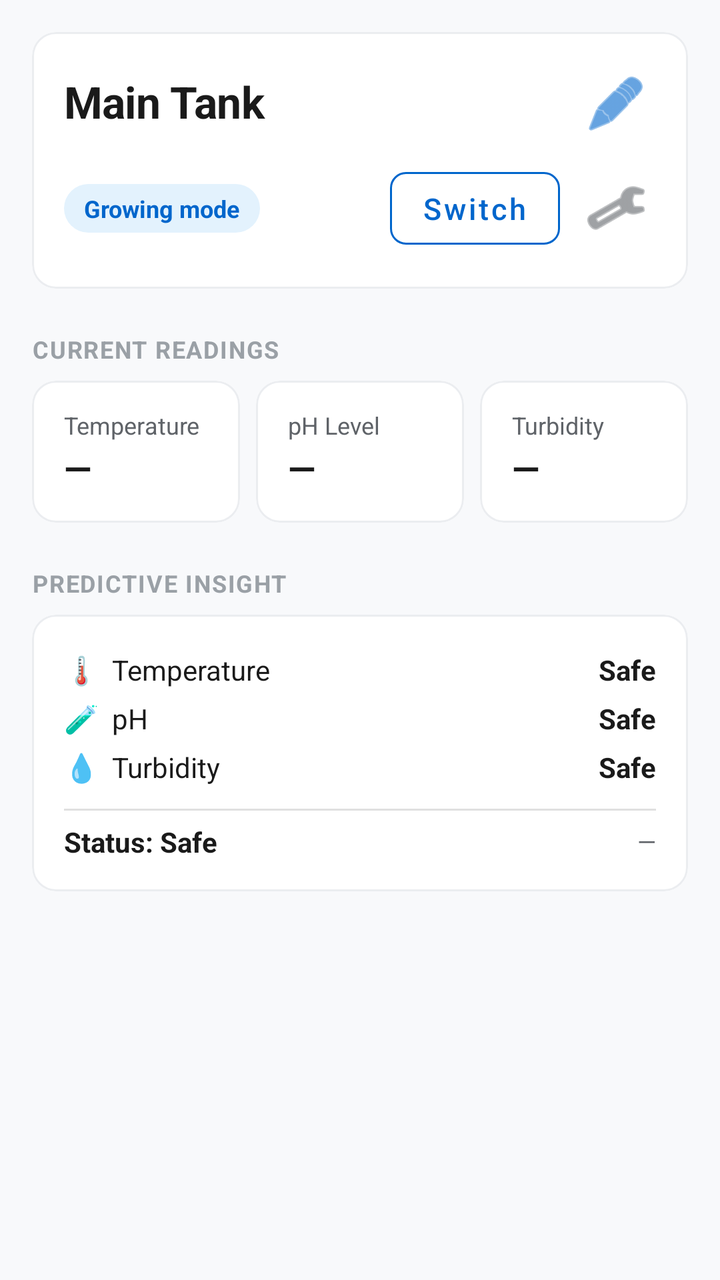
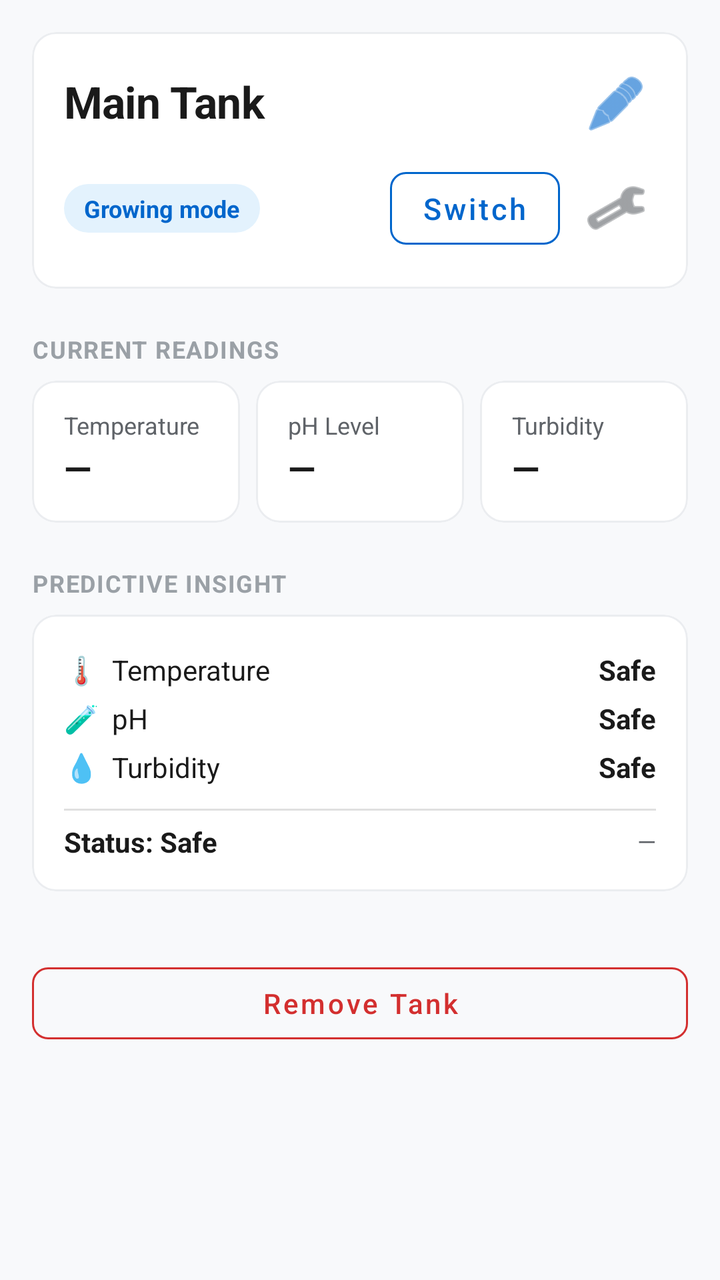

Compare the two renders of this Android layout. The source of the first and the diff that turns it into the second are given below.
<!-- AndroidManifest.xml: application theme Theme.CraySafe -->
<!-- res/layout/fragment_tank_detail.xml -->
<?xml version="1.0" encoding="utf-8"?>
<ScrollView xmlns:android="http://schemas.android.com/apk/res/android"
    xmlns:app="http://schemas.android.com/apk/res-auto"
    android:layout_width="match_parent"
    android:layout_height="match_parent"
    android:fillViewport="true"
    android:background="@color/background">

    <LinearLayout
        android:layout_width="match_parent"
        android:layout_height="wrap_content"
        android:orientation="vertical"
        android:padding="@dimen/space_md">

        
        <com.google.android.material.card.MaterialCardView
            android:layout_width="match_parent"
            android:layout_height="wrap_content"
            app:cardCornerRadius="@dimen/radius_md"
            app:cardElevation="0dp"
            app:strokeColor="@color/card_stroke"
            app:strokeWidth="1dp">

            <LinearLayout
                android:layout_width="match_parent"
                android:layout_height="wrap_content"
                android:orientation="vertical"
                android:padding="@dimen/space_md">

                
                <LinearLayout
                    android:layout_width="match_parent"
                    android:layout_height="wrap_content"
                    android:orientation="horizontal"
                    android:gravity="center_vertical">

                    <TextView
                        android:id="@+id/tvTankName"
                        style="@style/Text.H2"
                        android:layout_width="0dp"
                        android:layout_height="wrap_content"
                        android:layout_weight="1"
                        android:text="Main Tank" />

                    <ImageButton
                        android:id="@+id/btnEditName"
                        android:layout_width="40dp"
                        android:layout_height="40dp"
                        android:background="?attr/selectableItemBackgroundBorderless"
                        android:src="@android:drawable/ic_menu_edit"
                        app:tint="@color/primary"
                        android:contentDescription="Edit Tank Name" />
                </LinearLayout>

                
                <LinearLayout
                    android:layout_width="match_parent"
                    android:layout_height="wrap_content"
                    android:orientation="horizontal"
                    android:gravity="center_vertical"
                    android:layout_marginTop="@dimen/space_sm">

                    <TextView
                        android:id="@+id/tvMode"
                        style="@style/StatusPill"
                        android:layout_width="wrap_content"
                        android:layout_height="wrap_content"
                        android:text="Growing mode"
                        android:textColor="@color/primary"
                        android:background="@drawable/bg_pill_primary" />

                    <View
                        android:layout_width="0dp"
                        android:layout_height="1dp"
                        android:layout_weight="1" />

                    <Button
                        android:id="@+id/btnSwitchMode"
                        style="@style/Button.Secondary"
                        android:layout_width="wrap_content"
                        android:layout_height="wrap_content"
                        android:text="Switch"
                        android:minWidth="0dp"
                        android:minHeight="0dp"
                        android:paddingStart="@dimen/space_md"
                        android:paddingEnd="@dimen/space_md"
                        android:paddingTop="8dp"
                        android:paddingBottom="8dp" />

                    
                    <ImageButton
                        android:id="@+id/btnSettings"
                        android:layout_width="40dp"
                        android:layout_height="40dp"
                        android:layout_marginStart="8dp"
                        android:background="?attr/selectableItemBackgroundBorderless"
                        android:src="@android:drawable/ic_menu_preferences"
                        app:tint="@color/text_secondary"
                        android:contentDescription="Tank Settings" />
                </LinearLayout>
            </LinearLayout>
        </com.google.android.material.card.MaterialCardView>

        
        <TextView
            style="@style/Text.Label"
            android:layout_width="wrap_content"
            android:layout_height="wrap_content"
            android:text="CURRENT READINGS"
            android:textColor="@color/text_tertiary"
            android:layout_marginTop="@dimen/space_lg"
            android:layout_marginBottom="@dimen/space_sm" />

        <LinearLayout
            android:layout_width="match_parent"
            android:layout_height="wrap_content"
            android:orientation="horizontal"
            android:baselineAligned="false">

            
            <com.google.android.material.card.MaterialCardView
                android:layout_width="0dp"
                android:layout_height="wrap_content"
                android:layout_weight="1"
                android:layout_marginEnd="@dimen/space_sm"
                app:cardCornerRadius="@dimen/radius_md"
                app:cardElevation="0dp"
                app:strokeColor="@color/card_stroke"
                app:strokeWidth="1dp">

                <LinearLayout
                    android:layout_width="match_parent"
                    android:layout_height="wrap_content"
                    android:orientation="vertical"
                    android:padding="@dimen/space_md">

                    <TextView
                        style="@style/Text.Caption"
                        android:layout_width="wrap_content"
                        android:layout_height="wrap_content"
                        android:text="Temperature" />

                    <TextView
                        android:id="@+id/tvTemperature"
                        style="@style/Text.H3"
                        android:layout_width="wrap_content"
                        android:layout_height="wrap_content"
                        android:text="—"
                        android:layout_marginTop="4dp" />
                </LinearLayout>
            </com.google.android.material.card.MaterialCardView>

            
            <com.google.android.material.card.MaterialCardView
                android:layout_width="0dp"
                android:layout_height="wrap_content"
                android:layout_weight="1"
                android:layout_marginEnd="@dimen/space_sm"
                app:cardCornerRadius="@dimen/radius_md"
                app:cardElevation="0dp"
                app:strokeColor="@color/card_stroke"
                app:strokeWidth="1dp">

                <LinearLayout
                    android:layout_width="match_parent"
                    android:layout_height="wrap_content"
                    android:orientation="vertical"
                    android:padding="@dimen/space_md">

                    <TextView
                        style="@style/Text.Caption"
                        android:layout_width="wrap_content"
                        android:layout_height="wrap_content"
                        android:text="pH Level" />

                    <TextView
                        android:id="@+id/tvPh"
                        style="@style/Text.H3"
                        android:layout_width="wrap_content"
                        android:layout_height="wrap_content"
                        android:text="—"
                        android:layout_marginTop="4dp" />
                </LinearLayout>
            </com.google.android.material.card.MaterialCardView>

            
            <com.google.android.material.card.MaterialCardView
                android:layout_width="0dp"
                android:layout_height="wrap_content"
                android:layout_weight="1"
                app:cardCornerRadius="@dimen/radius_md"
                app:cardElevation="0dp"
                app:strokeColor="@color/card_stroke"
                app:strokeWidth="1dp">

                <LinearLayout
                    android:layout_width="match_parent"
                    android:layout_height="wrap_content"
                    android:orientation="vertical"
                    android:padding="@dimen/space_md">

                    <TextView
                        style="@style/Text.Caption"
                        android:layout_width="wrap_content"
                        android:layout_height="wrap_content"
                        android:text="Turbidity" />

                    <TextView
                        android:id="@+id/tvTurbidity"
                        style="@style/Text.H3"
                        android:layout_width="wrap_content"
                        android:layout_height="wrap_content"
                        android:text="—"
                        android:layout_marginTop="4dp" />
                </LinearLayout>
            </com.google.android.material.card.MaterialCardView>
        </LinearLayout>

        
        <TextView
            style="@style/Text.Label"
            android:layout_width="wrap_content"
            android:layout_height="wrap_content"
            android:text="PREDICTIVE INSIGHT"
            android:textColor="@color/text_tertiary"
            android:layout_marginTop="@dimen/space_lg"
            android:layout_marginBottom="@dimen/space_sm" />

        <com.google.android.material.card.MaterialCardView
            android:id="@+id/cardPrediction"
            android:layout_width="match_parent"
            android:layout_height="wrap_content"
            app:cardCornerRadius="@dimen/radius_md"
            app:cardElevation="0dp"
            app:strokeColor="@color/card_stroke"
            app:strokeWidth="1dp">

            <LinearLayout
                android:layout_width="match_parent"
                android:layout_height="wrap_content"
                android:orientation="vertical"
                android:padding="@dimen/space_md">

                
                <LinearLayout
                    android:layout_width="match_parent"
                    android:layout_height="wrap_content"
                    android:orientation="horizontal"
                    android:gravity="center_vertical"
                    android:paddingVertical="@dimen/space_xs">

                    <TextView
                        style="@style/Text.Body"
                        android:layout_width="0dp"
                        android:layout_height="wrap_content"
                        android:layout_weight="1"
                        android:text="🌡️  Temperature" />

                    <TextView
                        android:id="@+id/tvTempTTD"
                        style="@style/Text.Body"
                        android:layout_width="wrap_content"
                        android:layout_height="wrap_content"
                        android:text="Safe"
                        android:textStyle="bold" />
                </LinearLayout>

                
                <LinearLayout
                    android:layout_width="match_parent"
                    android:layout_height="wrap_content"
                    android:orientation="horizontal"
                    android:gravity="center_vertical"
                    android:paddingVertical="@dimen/space_xs">

                    <TextView
                        style="@style/Text.Body"
                        android:layout_width="0dp"
                        android:layout_height="wrap_content"
                        android:layout_weight="1"
                        android:text="🧪  pH" />

                    <TextView
                        android:id="@+id/tvPhTTD"
                        style="@style/Text.Body"
                        android:layout_width="wrap_content"
                        android:layout_height="wrap_content"
                        android:text="Safe"
                        android:textStyle="bold" />
                </LinearLayout>

                
                <LinearLayout
                    android:layout_width="match_parent"
                    android:layout_height="wrap_content"
                    android:orientation="horizontal"
                    android:gravity="center_vertical"
                    android:paddingVertical="@dimen/space_xs">

                    <TextView
                        style="@style/Text.Body"
                        android:layout_width="0dp"
                        android:layout_height="wrap_content"
                        android:layout_weight="1"
                        android:text="💧  Turbidity" />

                    <TextView
                        android:id="@+id/tvTurbidityTTD"
                        style="@style/Text.Body"
                        android:layout_width="wrap_content"
                        android:layout_height="wrap_content"
                        android:text="Safe"
                        android:textStyle="bold" />
                </LinearLayout>

                
                <View
                    android:layout_width="match_parent"
                    android:layout_height="1dp"
                    android:background="@color/divider"
                    android:layout_marginTop="@dimen/space_sm" />

                
                <LinearLayout
                    android:layout_width="match_parent"
                    android:layout_height="wrap_content"
                    android:orientation="horizontal"
                    android:gravity="center_vertical"
                    android:paddingTop="@dimen/space_sm">

                    <TextView
                        android:id="@+id/tvStatus"
                        style="@style/Text.Body"
                        android:layout_width="0dp"
                        android:layout_height="wrap_content"
                        android:layout_weight="1"
                        android:text="Status: Safe"
                        android:textStyle="bold" />

                    <TextView
                        android:id="@+id/tvLastUpdated"
                        style="@style/Text.Caption"
                        android:layout_width="wrap_content"
                        android:layout_height="wrap_content"
                        android:text="—" />
                </LinearLayout>
            </LinearLayout>
        </com.google.android.material.card.MaterialCardView>

        
        <ProgressBar
            android:id="@+id/progressBar"
            android:layout_width="24dp"
            android:layout_height="24dp"
            android:layout_gravity="center"
            android:visibility="gone"
            android:layout_marginTop="@dimen/space_md" />

    </LinearLayout>
</ScrollView>
<!-- resources referenced by this layout -->
<resources>
  <color name="background">#F8F9FB</color>
  <color name="card_stroke">#EBEDF0</color>
  <color name="divider">#E0E0E0</color>
  <color name="primary">#0066CC</color>
  <color name="text_secondary">#5F6368</color>
  <color name="text_tertiary">#9AA0A6</color>
  <dimen name="radius_md">12dp</dimen>
  <dimen name="space_lg">24dp</dimen>
  <dimen name="space_md">16dp</dimen>
  <dimen name="space_sm">8dp</dimen>
  <dimen name="space_xs">4dp</dimen>
  <!-- drawable bg_pill_primary (drawable) -->
  <?xml version="1.0" encoding="utf-8"?>
  <shape xmlns:android="http://schemas.android.com/apk/res/android"
      android:shape="rectangle">
      <solid android:color="@color/info_bg" />
      <corners android:radius="100dp" />
  </shape>
  <style name="Button.Secondary" parent="Widget.MaterialComponents.Button.OutlinedButton">
          <item name="android:textSize">15sp</item>
          <item name="android:textAllCaps">false</item>
          <item name="cornerRadius">@dimen/radius_sm</item>
          <item name="strokeColor">@color/primary</item>
          <item name="android:textColor">@color/primary</item>
      </style>
  <style name="StatusPill">
          <item name="android:textSize">12sp</item>
          <item name="android:textStyle">bold</item>
          <item name="android:paddingStart">10dp</item>
          <item name="android:paddingEnd">10dp</item>
          <item name="android:paddingTop">4dp</item>
          <item name="android:paddingBottom">4dp</item>
      </style>
  <style name="Text.Body">
          <item name="android:textSize">14sp</item>
      </style>
  <style name="Text.Caption">
          <item name="android:textSize">12sp</item>
          <item name="android:textColor">@color/text_secondary</item>
      </style>
  <style name="Text.H2">
          <item name="android:textSize">22sp</item>
          <item name="android:textStyle">bold</item>
          <item name="android:letterSpacing">-0.01</item>
      </style>
  <style name="Text.H3">
          <item name="android:textSize">18sp</item>
          <item name="android:textStyle">bold</item>
      </style>
  <style name="Text.Label">
          <item name="android:textSize">12sp</item>
          <item name="android:textStyle">bold</item>
          <item name="android:textAllCaps">true</item>
          <item name="android:letterSpacing">0.05</item>
      </style>
  <style name="Theme.CraySafe" parent="Theme.MaterialComponents.Light.NoActionBar">
          <item name="colorPrimary">@color/primary</item>
          <item name="colorPrimaryVariant">@color/primary_dark</item>
          <item name="colorOnPrimary">@color/white</item>
  
          <item name="colorSecondary">@color/secondary</item>
          <item name="colorSecondaryVariant">@color/secondary_dark</item>
          <item name="colorOnSecondary">@color/white</item>
  
          <item name="android:colorBackground">@color/background</item>
          <item name="colorSurface">@color/surface</item>
          <item name="colorOnSurface">@color/text_primary</item>
          <item name="colorError">@color/critical</item>
  
          <item name="android:statusBarColor">@color/primary_dark</item>
          <item name="android:windowLightStatusBar">false</item>
  
          <item name="android:navigationBarColor">@color/surface</item>
      </style>
  <color name="info_bg">#E3F2FD</color>
  <dimen name="radius_sm">8dp</dimen>
  <color name="primary_dark">#004C99</color>
  <color name="white">#FFFFFFFF</color>
  <color name="secondary">#00B8A0</color>
  <color name="secondary_dark">#008A78</color>
  <color name="surface">#FFFFFF</color>
  <color name="text_primary">#1A1A1A</color>
  <color name="critical">#D32F2F</color>
</resources>

<!-- the commit's change to res/layout/fragment_tank_detail.xml (unified diff, before → after) -->
@@ -356,5 +356,19 @@
             android:visibility="gone"
             android:layout_marginTop="@dimen/space_md" />
 
+        
+        <com.google.android.material.button.MaterialButton
+            android:id="@+id/btnRemoveTank"
+            style="@style/Widget.MaterialComponents.Button.OutlinedButton"
+            android:layout_width="match_parent"
+            android:layout_height="wrap_content"
+            android:layout_marginTop="@dimen/space_xl"
+            android:layout_marginBottom="@dimen/space_lg"
+            android:text="Remove Tank"
+            android:textAllCaps="false"
+            android:textColor="@color/critical"
+            app:cornerRadius="@dimen/radius_sm"
+            app:strokeColor="@color/critical" />
+
     </LinearLayout>
 </ScrollView>
<!-- resource entries referenced after the edit -->
@@ -10,6 +10,7 @@
   <dimen name="space_lg">24dp</dimen>
   <dimen name="space_md">16dp</dimen>
   <dimen name="space_sm">8dp</dimen>
+  <dimen name="space_xl">32dp</dimen>
   <dimen name="space_xs">4dp</dimen>
   <!-- drawable bg_pill_primary (drawable) -->
   <?xml version="1.0" encoding="utf-8"?>
